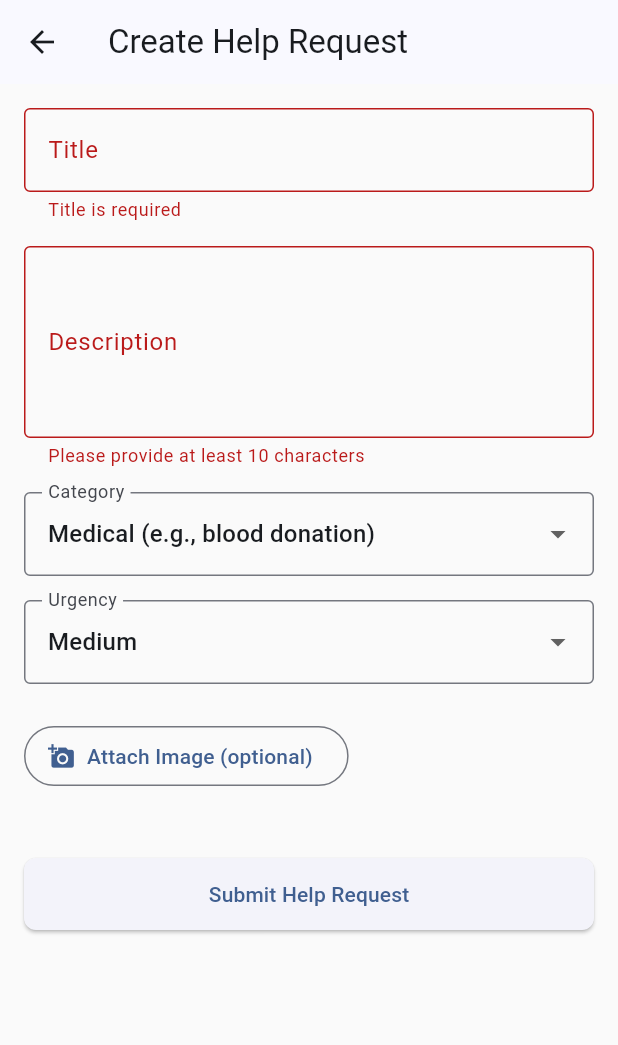
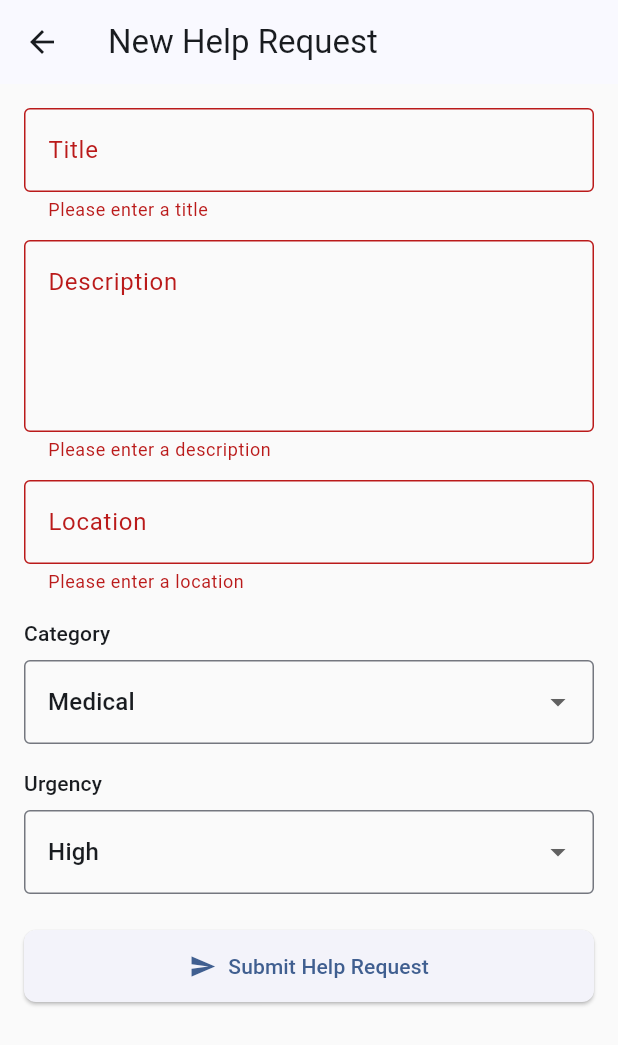
Before and after one commit to ecekocabay/helpconnect, a Flutter app: the CreateRequestScreen screen opened directly, after a tap on "Submit Help Request", on a phone screen of 412 x 824 dp. Shown: the top 1045 px of the screen. Run offline on Flutter 3.47's test engine with Material 3 defaults, Android fonts, the phone set to English and light mode, and no system bars.

Commit message:
create request screen to call api implemeted

```diff
--- a/lib/screens/help_seeker/create_request_screen.dart
+++ b/lib/screens/help_seeker/create_request_screen.dart
@@ -1,6 +1,5 @@
-import 'dart:io';
 import 'package:flutter/material.dart';
-import 'package:image_picker/image_picker.dart';
+import '../../services/api_client.dart';
 
 class CreateRequestScreen extends StatefulWidget {
   const CreateRequestScreen({super.key});
@@ -12,184 +11,234 @@ class CreateRequestScreen extends StatefulWidget {
 class _CreateRequestScreenState extends State<CreateRequestScreen> {
   final _formKey = GlobalKey<FormState>();
 
-  final _titleCtrl = TextEditingController();
-  final _descriptionCtrl = TextEditingController();
+  final _titleController = TextEditingController();
+  final _descriptionController = TextEditingController();
+  final _locationController = TextEditingController();
+
   String _selectedCategory = 'Medical';
-  String _selectedUrgency = 'Medium';
+  String _selectedUrgency = 'High';
 
-  final ImagePicker _picker = ImagePicker();
-  XFile? _selectedImage;
+  bool _isSubmitting = false;
+  String? _errorMessage;
+
+  final ApiClient _apiClient = ApiClient();
+
+  // TODO: later replace this with real user id from Cognito/auth
+  final String _dummyHelpSeekerId = 'demo-user-1';
+
+  final List<String> _categories = const [
+    'Medical',
+    'Missing Pet',
+    'Environmental',
+    'Daily Support',
+  ];
+
+  final List<String> _urgencies = const [
+    'High',
+    'Medium',
+    'Low',
+  ];
 
   @override
   void dispose() {
-    _titleCtrl.dispose();
-    _descriptionCtrl.dispose();
+    _titleController.dispose();
+    _descriptionController.dispose();
+    _locationController.dispose();
     super.dispose();
   }
 
-  Future<void> _pickImage() async {
-    final XFile? image = await _picker.pickImage(
-      source: ImageSource.gallery,
-      maxWidth: 1600,
-      maxHeight: 1600,
-      imageQuality: 80,
+  Future<void> _submit() async {
+    if (!_formKey.currentState!.validate()) {
+      return;
+    }
+
+    setState(() {
+      _isSubmitting = true;
+      _errorMessage = null;
+    });
+
+    try {
+      final requestId = await _apiClient.createHelpRequest(
+        helpSeekerId: _dummyHelpSeekerId,
+        title: _titleController.text.trim(),
+        description: _descriptionController.text.trim(),
+        category: _selectedCategory,
+        urgency: _selectedUrgency,
+        location: _locationController.text.trim(),
+        imageKey: null, // later we will send an S3 key
       );
 
-    if (image != null) {
+      if (!mounted) return;
+
+      // Show a small success snackbar
+      ScaffoldMessenger.of(context).showSnackBar(
+        SnackBar(
+          content: Text('Help request created (ID: $requestId)'),
+        ),
+      );
+
+      // Pop back to previous screen, and signal success
+      Navigator.pop(context, true);
+    } catch (e) {
+      if (!mounted) return;
       setState(() {
-        _selectedImage = image;
+        _errorMessage = 'Failed to create request: $e';
+      });
+    } finally {
+      if (mounted) {
+        setState(() {
+          _isSubmitting = false;
         });
       }
     }
-
-  Future<void> _onSubmit() async {
-    if (!_formKey.currentState!.validate()) return;
-
-    // later: send _selectedImage + form data to backend
-    ScaffoldMessenger.of(context).showSnackBar(
-      const SnackBar(content: Text('Help Request submitted (mock).')),
-    );
-
-    await Future.delayed(const Duration(milliseconds: 500));
-    if (!mounted) return;
-    Navigator.pop(context);
   }
 
   @override
   Widget build(BuildContext context) {
+    final theme = Theme.of(context);
+
     return Scaffold(
       appBar: AppBar(
-        title: const Text('Create Help Request'),
+        title: const Text('New Help Request'),
       ),
       body: SingleChildScrollView(
         padding: const EdgeInsets.all(16),
-        child: Center(
-          child: ConstrainedBox(
-            constraints: const BoxConstraints(maxWidth: 500),
         child: Form(
           key: _formKey,
           child: Column(
             crossAxisAlignment: CrossAxisAlignment.start,
             children: [
+              if (_errorMessage != null) ...[
+                Container(
+                  width: double.infinity,
+                  margin: const EdgeInsets.only(bottom: 12),
+                  padding: const EdgeInsets.all(12),
+                  decoration: BoxDecoration(
+                    color: Colors.red.withOpacity(0.1),
+                    borderRadius: BorderRadius.circular(8),
+                    border: Border.all(color: Colors.redAccent),
+                  ),
+                  child: Text(
+                    _errorMessage!,
+                    style: theme.textTheme.bodyMedium
+                        ?.copyWith(color: Colors.redAccent),
+                  ),
+                ),
+              ],
               TextFormField(
-                    controller: _titleCtrl,
+                controller: _titleController,
                 decoration: const InputDecoration(
                   labelText: 'Title',
-                      hintText: 'Short summary (e.g., "Urgent blood needed")',
+                  border: OutlineInputBorder(),
                 ),
-                    validator: (v) =>
-                        v == null || v.isEmpty ? 'Title is required' : null,
+                validator: (value) {
+                  if (value == null || value.trim().isEmpty) {
+                    return 'Please enter a title';
+                  }
+                  return null;
+                },
               ),
-                  const SizedBox(height: 16),
+              const SizedBox(height: 12),
               TextFormField(
-                    controller: _descriptionCtrl,
+                controller: _descriptionController,
+                maxLines: 4,
                 decoration: const InputDecoration(
                   labelText: 'Description',
-                      hintText:
-                          'Describe what kind of help is needed, when, where, etc.',
+                  alignLabelWithHint: true,
+                  border: OutlineInputBorder(),
                 ),
-                    maxLines: 4,
-                    validator: (v) => v == null || v.length < 10
-                        ? 'Please provide at least 10 characters'
-                        : null,
+                validator: (value) {
+                  if (value == null || value.trim().isEmpty) {
+                    return 'Please enter a description';
+                  }
+                  return null;
+                },
               ),
-                  const SizedBox(height: 16),
-                  DropdownButtonFormField<String>(
-                    value: _selectedCategory,
+              const SizedBox(height: 12),
+              TextFormField(
+                controller: _locationController,
                 decoration: const InputDecoration(
-                      labelText: 'Category',
+                  labelText: 'Location',
+                  border: OutlineInputBorder(),
                 ),
-                    items: const [
-                      DropdownMenuItem(
-                        value: 'Medical',
-                        child: Text('Medical (e.g., blood donation)'),
-                      ),
-                      DropdownMenuItem(
-                        value: 'Missing Pet',
-                        child: Text('Missing Pet / Missing Person'),
-                      ),
-                      DropdownMenuItem(
-                        value: 'Environmental',
-                        child: Text('Environmental (flood, fire, etc.)'),
-                      ),
-                      DropdownMenuItem(
-                        value: 'Daily Support',
-                        child: Text('Daily Support (groceries, transport, etc.)'),
-                      ),
-                    ],
-                    onChanged: (value) {
-                      if (value == null) return;
-                      setState(() => _selectedCategory = value);
+                validator: (value) {
+                  if (value == null || value.trim().isEmpty) {
+                    return 'Please enter a location';
+                  }
+                  return null;
                 },
               ),
               const SizedBox(height: 16),
+              Text(
+                'Category',
+                style: theme.textTheme.labelLarge,
+              ),
+              const SizedBox(height: 8),
+              DropdownButtonFormField<String>(
+                value: _selectedCategory,
+                items: _categories
+                    .map(
+                      (c) => DropdownMenuItem(
+                        value: c,
+                        child: Text(c),
+                      ),
+                    )
+                    .toList(),
+                onChanged: (val) {
+                  if (val != null) {
+                    setState(() => _selectedCategory = val);
+                  }
+                },
+                decoration: const InputDecoration(
+                  border: OutlineInputBorder(),
+                ),
+              ),
+              const SizedBox(height: 16),
+              Text(
+                'Urgency',
+                style: theme.textTheme.labelLarge,
+              ),
+              const SizedBox(height: 8),
               DropdownButtonFormField<String>(
                 value: _selectedUrgency,
+                items: _urgencies
+                    .map(
+                      (u) => DropdownMenuItem(
+                        value: u,
+                        child: Text(u),
+                      ),
+                    )
+                    .toList(),
+                onChanged: (val) {
+                  if (val != null) {
+                    setState(() => _selectedUrgency = val);
+                  }
+                },
                 decoration: const InputDecoration(
-                      labelText: 'Urgency',
+                  border: OutlineInputBorder(),
                 ),
-                    items: const [
-                      DropdownMenuItem(
-                        value: 'Low',
-                        child: Text('Low'),
-                      ),
-                      DropdownMenuItem(
-                        value: 'Medium',
-                        child: Text('Medium'),
-                      ),
-                      DropdownMenuItem(
-                        value: 'High',
-                        child: Text('High'),
-                      ),
-                    ],
-                    onChanged: (value) {
-                      if (value == null) return;
-                      setState(() => _selectedUrgency = value);
-                    },
               ),
               const SizedBox(height: 24),
-
-                  // Image picker + preview
-                  Row(
-                    children: [
-                      OutlinedButton.icon(
-                        onPressed: _pickImage,
-                        icon: const Icon(Icons.add_a_photo),
-                        label: const Text('Attach Image (optional)'),
-                      ),
-                      const SizedBox(width: 12),
-                      if (_selectedImage != null)
-                        const Icon(Icons.check_circle, color: Colors.green),
-                    ],
-                  ),
-                  const SizedBox(height: 12),
-                  if (_selectedImage != null)
-                    ClipRRect(
-                      borderRadius: BorderRadius.circular(8),
-                      child: Image.file(
-                        // ignore: unnecessary_non_null_assertion
-                        // we know it's non-null due to the if above
-                        File(_selectedImage!.path),
-                        height: 180,
-                        width: double.infinity,
-                        fit: BoxFit.cover,
-                      ),
-                    ),
-
-                  const SizedBox(height: 32),
               SizedBox(
                 width: double.infinity,
-                    child: ElevatedButton(
-                      onPressed: _onSubmit,
-                      child: const Text('Submit Help Request'),
+                child: ElevatedButton.icon(
+                  onPressed: _isSubmitting ? null : _submit,
+                  icon: _isSubmitting
+                      ? const SizedBox(
+                          height: 18,
+                          width: 18,
+                          child: CircularProgressIndicator(strokeWidth: 2),
+                        )
+                      : const Icon(Icons.send),
+                  label: Text(
+                    _isSubmitting ? 'Sending...' : 'Submit Help Request',
+                  ),
                 ),
               ),
             ],
           ),
         ),
       ),
-        ),
-      ),
     );
   }
 }
--- a/lib/services/api_client.dart
+++ b/lib/services/api_client.dart
@@ -4,15 +4,19 @@ import 'package:http/http.dart' as http;
 import '../models/emergency.dart';
 
 class ApiClient {
-  // TODO: replace with your own Invoke URL if it's different
+  // TODO: if your Invoke URL changed, update here:
   static const String _baseUrl =
       'https://g0ul86kc5m.execute-api.eu-central-1.amazonaws.com';
 
-  // GET /emergencies
+  final http.Client _client;
+
+  ApiClient({http.Client? client}) : _client = client ?? http.Client();
+
+  /// GET /emergencies
   Future<List<Emergency>> fetchEmergencies() async {
     final uri = Uri.parse('$_baseUrl/emergencies');
 
-    final response = await http.get(uri, headers: {
+    final response = await _client.get(uri, headers: {
       'Content-Type': 'application/json',
     });
 
@@ -27,8 +31,50 @@ class ApiClient {
     return items.map((item) => Emergency.fromJson(item)).toList();
   }
 
-  // later we can add:
-  // Future<List<Emergency>> fetchMyRequests(String helpSeekerId) async {...}
-  // Future<Emergency> fetchRequestDetail(String id) async {...}
-  // Future<void> createHelpRequest(...) async {...}
+  /// POST /help-requests
+  ///
+  /// Returns the created requestId on success.
+  Future<String> createHelpRequest({
+    required String helpSeekerId,
+    required String title,
+    required String description,
+    required String category,
+    required String urgency,
+    required String location,
+    String? imageKey,
+  }) async {
+    final uri = Uri.parse('$_baseUrl/help-requests');
+
+    final body = {
+      'helpSeekerId': helpSeekerId,
+      'title': title,
+      'description': description,
+      'category': category,
+      'urgency': urgency,
+      'location': location,
+      'imageKey': imageKey,
+    };
+
+    final response = await _client.post(
+      uri,
+      headers: {
+        'Content-Type': 'application/json',
+      },
+      body: jsonEncode(body),
+    );
+
+    if (response.statusCode != 200 && response.statusCode != 201) {
+      throw Exception(
+          'Failed to create help request (code ${response.statusCode})');
+    }
+
+    final Map<String, dynamic> data = jsonDecode(response.body);
+    final String? requestId = data['requestId'] as String?;
+
+    if (requestId == null) {
+      throw Exception('createHelpRequest: response missing requestId');
+    }
+
+    return requestId;
+  }
 }
```
Lines whose indentation alone changed are shown as unchanged.
